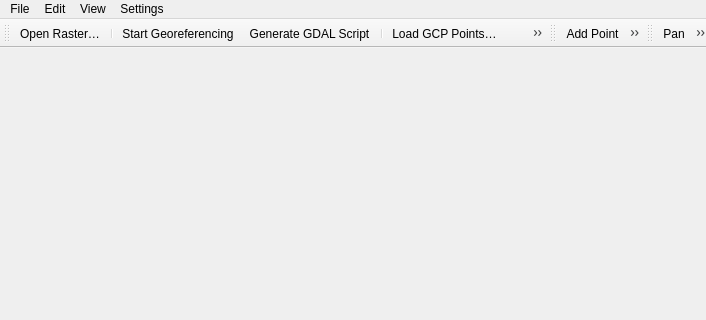
Qt form src/ui/georeferencer/qgsgeorefpluginguibase.ui (qgis/QGIS) before a commit; both pictures show x 0 to 706 and y 0 to 320 of the 872 by 621 pixel window.
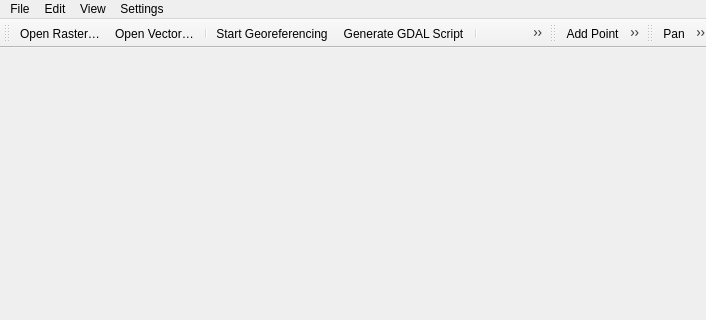
The same form after that commit. Icons and pictures are not drawn. Custom widgets are drawn as their Qt base class.

Commit message: Start on QgsVectorWarper class

Diff of the .ui file:
```diff
--- a/src/ui/georeferencer/qgsgeorefpluginguibase.ui
+++ b/src/ui/georeferencer/qgsgeorefpluginguibase.ui
@@ -91,6 +91,7 @@
     <bool>false</bool>
    </attribute>
    <addaction name="mActionOpenRaster"/>
+   <addaction name="mActionOpenVector"/>
    <addaction name="separator"/>
    <addaction name="mActionStartGeoref"/>
    <addaction name="mActionGDALScript"/>
@@ -385,6 +386,15 @@
     <string>Reset Georeferencer</string>
    </property>
   </action>
+  <action name="mActionOpenVector">
+   <property name="icon">
+    <iconset resource="../../../images/images.qrc">
+     <normaloff>:/images/themes/default/mActionAddOgrLayer.svg</normaloff>:/images/themes/default/mActionAddOgrLayer.svg</iconset>
+   </property>
+   <property name="text">
+    <string>Open Vector…</string>
+   </property>
+  </action>
  </widget>
  <customwidgets>
   <customwidget>
```
Left out of the diff: 4 changed lines with no effect on the pictures. The commit also changes 18 other files.
